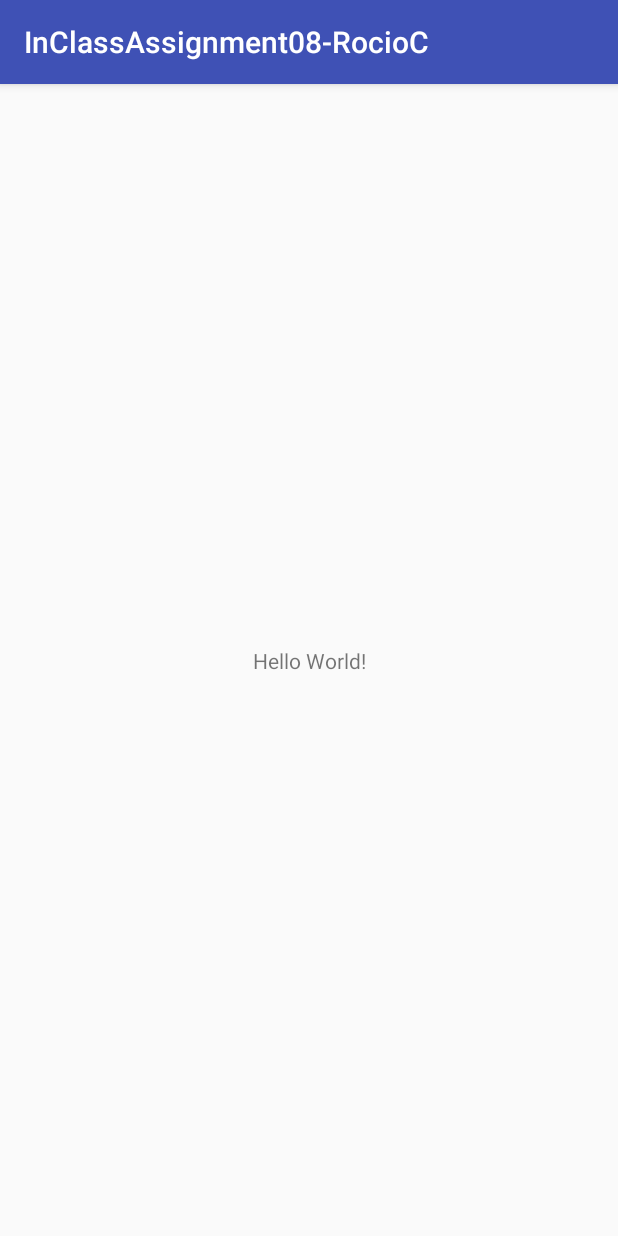
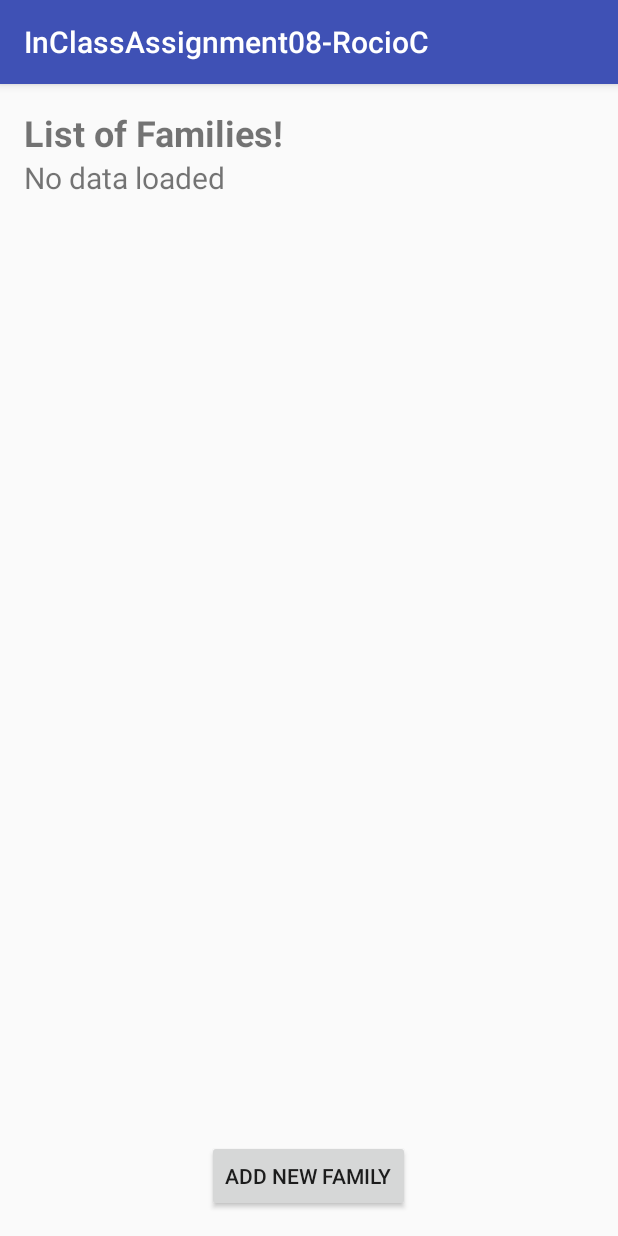
Before and after one commit to rocioconde/InClassAssignment08-RocioC, an Android app: the screen it shows after launch (MainActivity), on a phone screen of 412 x 824 dp. Run offline under Robolectric (Android 15) with nearby library versions, the phone set to English and light mode, and no system bars.

Commit message:
Creating 2nd activity, passing info from one activity to the other. Pushing to Firebase

```diff
--- a/app/build.gradle
+++ b/app/build.gradle
@@ -27,4 +27,7 @@ dependencies {
     compile 'com.android.support:appcompat-v7:25.2.0'
     compile 'com.android.support.constraint:constraint-layout:1.0.1'
     testCompile 'junit:junit:4.12'
+    compile 'com.google.firebase:firebase-database:10.0.1'
+
 }
+apply plugin: 'com.google.gms.google-services'
--- a/app/src/main/AndroidManifest.xml
+++ b/app/src/main/AndroidManifest.xml
@@ -16,6 +16,7 @@
                 <category android:name="android.intent.category.LAUNCHER" />
             </intent-filter>
         </activity>
+        <activity android:name=".SecondActivity"></activity>
     </application>
 
 </manifest>
--- /dev/null
+++ b/app/src/main/java/com/example/android/inclassassignment08_rocioc/Keys.java
@@ -0,0 +1,10 @@
+package com.example.android.inclassassignment08_rocioc;
+
+/**
+ * Created by ccteuser on 3/28/17.
+ */
+
+public interface Keys {
+
+    String FAMILY = "family";
+}
--- a/app/src/main/java/com/example/android/inclassassignment08_rocioc/MainActivity.java
+++ b/app/src/main/java/com/example/android/inclassassignment08_rocioc/MainActivity.java
@@ -1,13 +1,48 @@
 package com.example.android.inclassassignment08_rocioc;
 
+import android.content.Intent;
 import android.os.Bundle;
 import android.support.v7.app.AppCompatActivity;
+import android.view.View;
+import android.widget.TextView;
 
 public class MainActivity extends AppCompatActivity {
+
+    private TextView displayText;
+    String displayFamily;
+
+
 
     @Override
     protected void onCreate(Bundle savedInstanceState) {
         super.onCreate(savedInstanceState);
         setContentView(R.layout.activity_main);
+
+        displayText = (TextView) findViewById(R.id.display_text);
+        displayFamily = displayText.getText().toString();
+
+    }
+
+    @Override
+    protected void onResume() {
+        super.onResume();
+        displayFamily = displayText.getText().toString();
+    }
+
+
+    public void addNewFamily(View view) {
+
+        Intent intent = new Intent(this, SecondActivity.class);
+        startActivityForResult(intent, RequestCodes.ADD_FAMILY);
+    }
+
+    protected void onActivityResult(int requestCode, int resultCode, Intent data) {
+        if (requestCode == RequestCodes.ADD_FAMILY && resultCode == RESULT_OK) {
+            Family family = (Family) data.getSerializableExtra(Keys.FAMILY);
+            displayFamily = family.toString();
+            String listOfFamilies = displayFamily + "\n" + "\n" + family.toString();
+            displayText.setText(listOfFamilies.toString());
+
+        }
     }
 }
--- /dev/null
+++ b/app/src/main/java/com/example/android/inclassassignment08_rocioc/RequestCodes.java
@@ -0,0 +1,10 @@
+package com.example.android.inclassassignment08_rocioc;
+
+/**
+ * Created by ccteuser on 3/28/17.
+ */
+
+public interface RequestCodes {
+
+    int ADD_FAMILY = 111;
+}
--- a/app/src/main/res/layout/activity_main.xml
+++ b/app/src/main/res/layout/activity_main.xml
@@ -1,18 +1,39 @@
 <?xml version="1.0" encoding="utf-8"?>
-<android.support.constraint.ConstraintLayout xmlns:android="http://schemas.android.com/apk/res/android"
-    xmlns:app="http://schemas.android.com/apk/res-auto"
+<LinearLayout xmlns:android="http://schemas.android.com/apk/res/android"
     xmlns:tools="http://schemas.android.com/tools"
     android:layout_width="match_parent"
     android:layout_height="match_parent"
+    android:orientation="vertical"
+    android:padding="16dp"
     tools:context="com.example.android.inclassassignment08_rocioc.MainActivity">
 
     <TextView
         android:layout_width="wrap_content"
         android:layout_height="wrap_content"
-        android:text="Hello World!"
-        app:layout_constraintBottom_toBottomOf="parent"
-        app:layout_constraintLeft_toLeftOf="parent"
-        app:layout_constraintRight_toRightOf="parent"
-        app:layout_constraintTop_toTopOf="parent" />
+        android:text="List of Families!"
+        android:textSize="24sp"
+        android:textStyle="bold" />
 
-</android.support.constraint.ConstraintLayout>
+    <ScrollView
+        android:layout_width="match_parent"
+        android:layout_height="wrap_content"
+        android:layout_weight="1">
+
+        <TextView
+            android:id="@+id/display_text"
+            android:text="No data loaded"
+            android:textSize="20sp"
+            android:layout_width="match_parent"
+            android:layout_height="wrap_content"
+            android:freezesText="true" />
+
+    </ScrollView>
+
+    <Button
+        android:layout_width="wrap_content"
+        android:layout_height="wrap_content"
+        android:layout_gravity="center"
+        android:text="Add new family"
+        android:onClick="addNewFamily" />
+
+</LinearLayout>
--- a/build.gradle
+++ b/build.gradle
@@ -6,6 +6,7 @@ buildscript {
     }
     dependencies {
         classpath 'com.android.tools.build:gradle:2.3.0'
+        classpath 'com.google.gms:google-services:3.0.0'
 
         // NOTE: Do not place your application dependencies here; they belong
         // in the individual module build.gradle files
```
Also changed, not shown: app/src/main/java/com/example/android/inclassassignment08_rocioc/Family.java (added, +39 -0 lines), app/src/main/java/com/example/android/inclassassignment08_rocioc/SecondActivity.java (added, +52 -0 lines), app/src/main/res/layout/activity_second.xml (added, +37 -0 lines), 1 other file.
